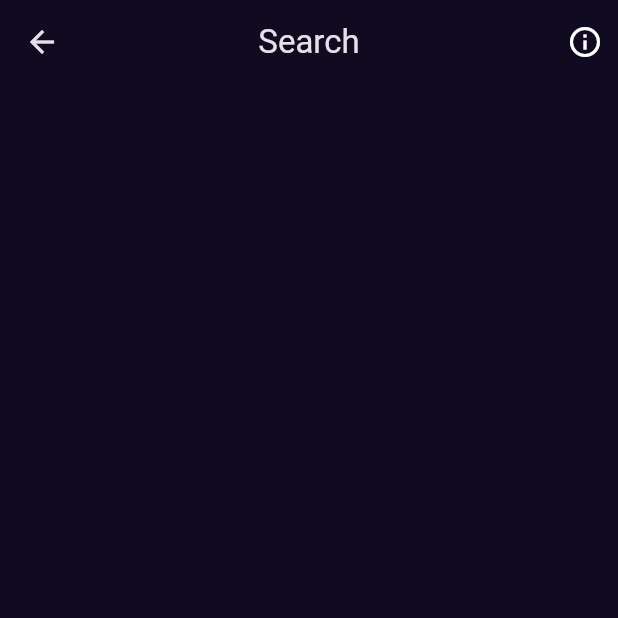
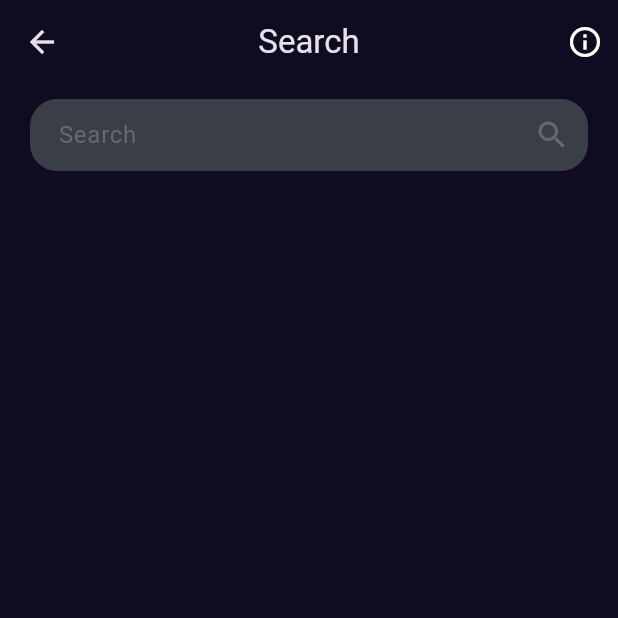
Before and after one commit to mohamedmagdy2301/movies_app, a Flutter app: the SearchScreen screen opened directly, on a phone screen of 412 x 824 dp, the top half of it. Run offline on Flutter 3.47's test engine with Material 3 defaults, Android fonts, the phone set to English and light mode, and no system bars; our stand-ins replace go_router.

Commit message:
create Custom TextField Search

```diff
--- a/lib/features/search/search_screen.dart
+++ b/lib/features/search/search_screen.dart
@@ -1,5 +1,6 @@
 import 'package:flutter/material.dart';
 import 'package:movies_app/features/search/widgets/custom_appbar_search.dart';
+import 'package:movies_app/features/search/widgets/custom_textfield_search.dart';
 
 class SearchScreen extends StatelessWidget {
   const SearchScreen({super.key});
@@ -8,6 +9,11 @@ class SearchScreen extends StatelessWidget {
   Widget build(BuildContext context) {
     return const Scaffold(
       appBar: CustomAppBarSearch(),
+      body: Column(
+        children: [
+          CustomTextFieldSearch(),
+        ],
+      ),
     );
   }
 }
--- /dev/null
+++ b/lib/features/search/widgets/custom_textfield_search.dart
@@ -0,0 +1,37 @@
+import 'package:flutter/material.dart';
+
+class CustomTextFieldSearch extends StatelessWidget {
+  const CustomTextFieldSearch({
+    super.key,
+    this.onSubmitted,
+  });
+  final void Function(String)? onSubmitted;
+
+  @override
+  Widget build(BuildContext context) {
+    return Padding(
+      padding: const EdgeInsets.symmetric(horizontal: 20, vertical: 10),
+      child: TextField(
+        onSubmitted: onSubmitted,
+        decoration: InputDecoration(
+          hintText: "Search",
+          filled: true,
+          fillColor: const Color(0xFF3A3F47),
+          border: customOutlineInputBorder(),
+          enabledBorder: customOutlineInputBorder(),
+          focusedBorder: customOutlineInputBorder(),
+          hintStyle: const TextStyle(color: Color(0xFF67686D)),
+          contentPadding: const EdgeInsets.symmetric(horizontal: 15),
+          suffixIcon: const Icon(Icons.search, color: Color(0xFF67686D)),
+        ),
+      ),
+    );
+  }
+
+  OutlineInputBorder customOutlineInputBorder() {
+    return const OutlineInputBorder(
+      borderRadius: BorderRadius.all(Radius.circular(18)),
+      borderSide: BorderSide(color: Colors.transparent),
+    );
+  }
+}
```
